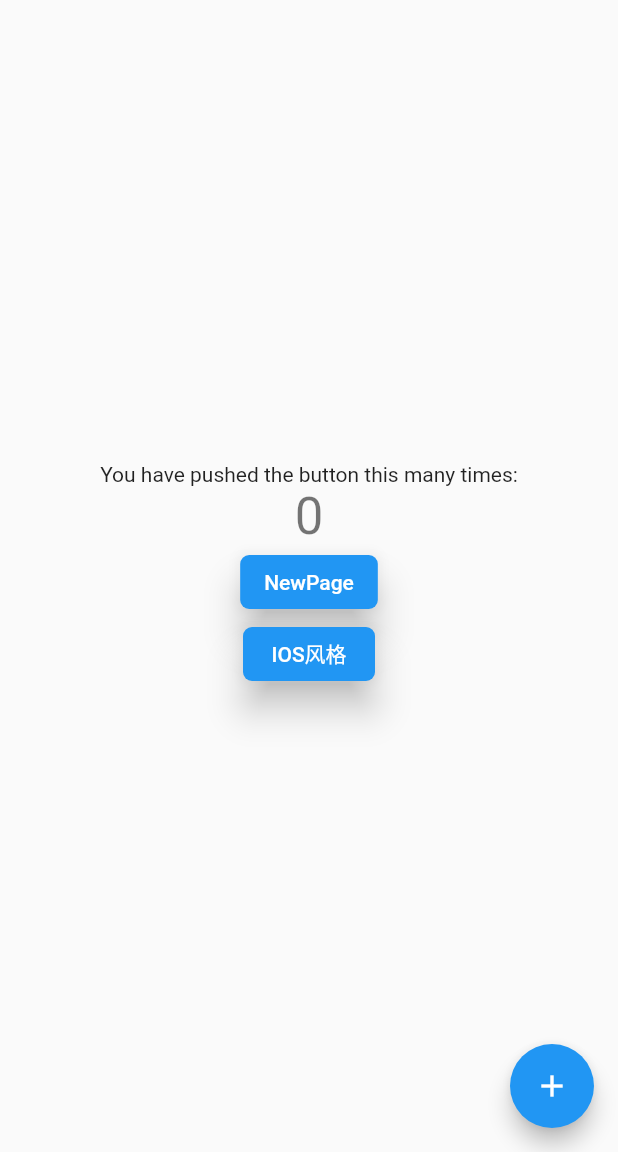
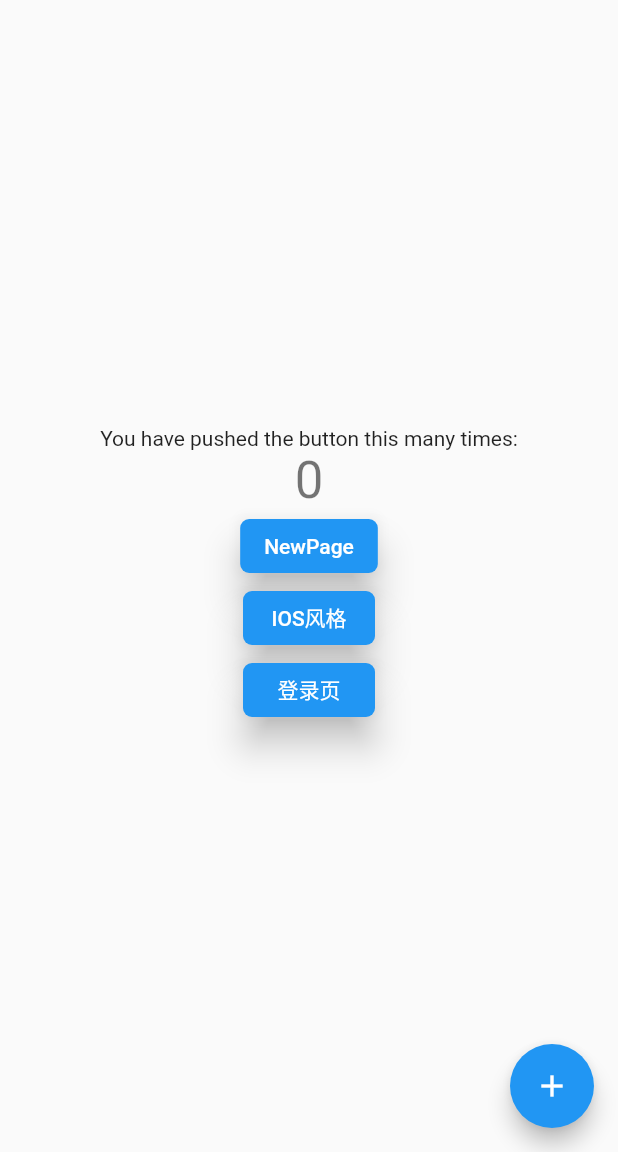
Before and after one commit to AriesHoo/flutter_learn, a Flutter app: the screen it shows after launch, on a phone screen of 412 x 824 dp, the part 84-1236 px from its top. Run offline on Flutter 3.47's test engine with Material 2 defaults, Android fonts, the phone set to English and light mode, and no system bars.

Commit message:
增加登录页示例

```diff
--- a/lib/main.dart
+++ b/lib/main.dart
@@ -1,6 +1,7 @@
 import 'package:flutter/material.dart';
 import 'package:flutter_learn/module/cupertino_page.dart';
 import 'package:flutter_learn/module/new_page.dart';
+import 'package:flutter_learn/module/start/login_page.dart';
 
 void main() {
   runApp(MyApp());
@@ -155,13 +156,13 @@ class _MyHomePageState extends State<MyHomePage> {
               style: Theme.of(context).textTheme.display1,
             ),
             _getButtonWidget("NewPage", NewPage()),
-            _getButtonWidget("IOS风格", CupertinoPage())
+            _getButtonWidget("IOS风格", CupertinoPage()),
+            _getButtonWidget('登录页', LoginPage())
           ],
         ),
       ),
       floatingActionButton: FloatingActionButton(
         onPressed: _incrementCounter,
-        tooltip: 'Increment',
         child: Icon(Icons.add),
       ), // This trailing comma makes auto-formatting nicer for build methods.
     );
```
Also changed, not shown: lib/module/start/login_page.dart (added, +22 -0 lines), pubspec.lock, 1 other file.
